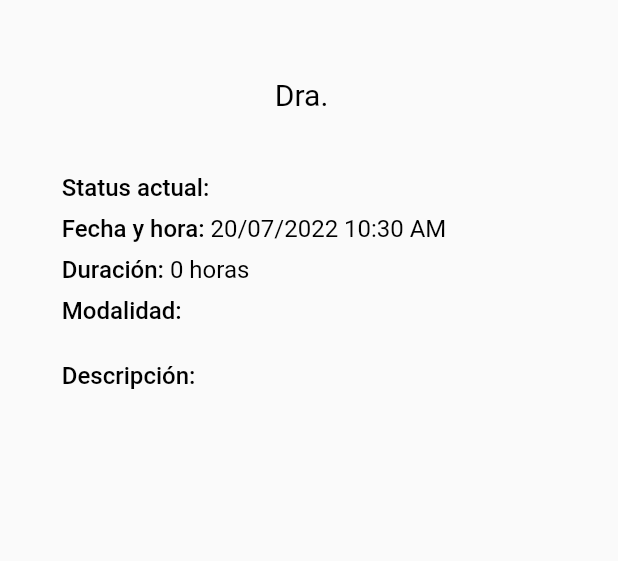
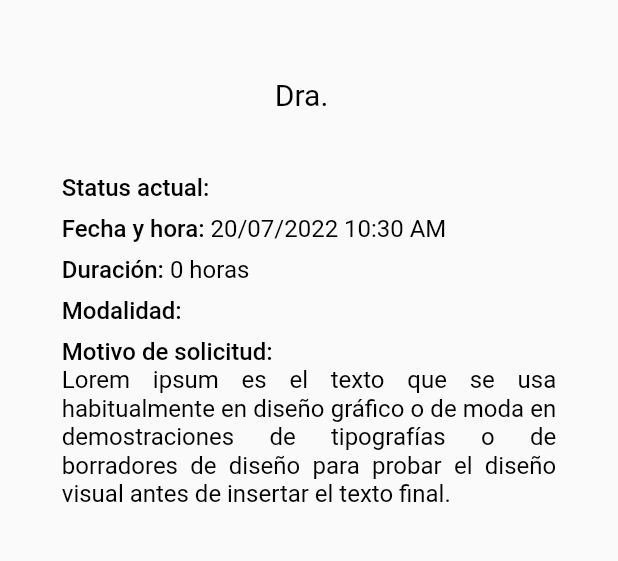
Before and after one commit to The-Hackers-UCAB/myOnlineDoctor-doctor-mobile, a Flutter app: the AppointmentDetailPage screen opened directly with empty values, on a phone screen of 412 x 824 dp, the part 331-892 px from its top. Run offline on Flutter 3.47's test engine with Material 2 defaults, Android fonts, the phone set to English and light mode, and no system bars; our stand-ins replace connectivity_plus, curved_navigation_bar, device_info_plus, dio, firebase_core, firebase_messaging and 5 more; missing offline and left inert: agora_rtc_engine; accounts and stored records are empty; Roboto replaces fonts that are missing (Garet Light).

Commit message:
Added the dialog loguot

```diff
--- a/my_online_doctor/lib/infrastructure/core/constants/text_constants.dart
+++ b/my_online_doctor/lib/infrastructure/core/constants/text_constants.dart
@@ -26,6 +26,9 @@ enum TextConstant {
   requestAppointment,
   appointmentTitle,
   cancelAppointment,
+  acceptAppointment,
+  logoutTitle,
+  areYouSure,
 
 }
 
@@ -109,6 +112,15 @@ extension TextConstantExtension on TextConstant {
       case TextConstant.cancelAppointment:
         return 'Cancelar cita';
 
+      case TextConstant.acceptAppointment:
+        return 'Aceptar cita';
+
+      case TextConstant.logoutTitle:
+        return 'Cerrar sesión';
+
+      case TextConstant.areYouSure:
+        return '¿Está seguro?';
+
 
     }
   }
--- a/my_online_doctor/lib/infrastructure/core/routes_manager.dart
+++ b/my_online_doctor/lib/infrastructure/core/routes_manager.dart
@@ -16,7 +16,7 @@ import 'package:my_online_doctor/infrastructure/ui/video_call/call.dart';
 ///RoutesManager: Class that manages the routes.
 class RoutesManager {
 
-  static Route getOnGenerateRoute(RouteSettings settings, {Object? model}) {
+  static Route getOnGenerateRoute(RouteSettings settings, {Object? arguments}) {
 
     switch (settings.name) {
 
@@ -56,10 +56,10 @@ class RoutesManager {
           return MaterialPageRoute(builder: (context) => LogoutPage());
 
         case CallPage.routeName:
-          return MaterialPageRoute(builder: (context) => CallPage());
+          return MaterialPageRoute(builder: (context) => CallPage(channelName: arguments! as String,));
 
         case AppointmentDetailPage.routeName:
-          return MaterialPageRoute(builder: (context) => AppointmentDetailPage(appointment: model! as RequestAppointmentModel));
+          return MaterialPageRoute(builder: (context) => AppointmentDetailPage(appointment: arguments! as RequestAppointmentModel));
 
       default:
         return MaterialPageRoute(builder: (context) => LoginPage());
--- a/my_online_doctor/lib/infrastructure/ui/appointment/appointment_detail_page.dart
+++ b/my_online_doctor/lib/infrastructure/ui/appointment/appointment_detail_page.dart
@@ -81,13 +81,33 @@ class _AppointmentDetailPageState extends State<AppointmentDetailPage> {
         _buildAppointmentDuration(context),
         heightSeparator(context, 0.01),
         _buildAppointmentType(context),
-        heightSeparator(context, 0.03),
+        heightSeparator(context, 0.01),
         _buildAppointmentDescription(context),
-        if(widget.appointment.status == 'ACEPTADA')  Container(
+        if(widget.appointment.status == 'ACEPTADsA')  Container(
             height: MediaQuery.of(context).size.height * 0.10,
             margin: generalMarginView,
-            child:_canceledAppointmentRenderButton(context),
-
+            child:  _appointmentRenderButton(context, false),
+        ),
+        if(widget.appointment.status == 'ACEPTADA')  Row(
+          mainAxisAlignment: MainAxisAlignment.center,
+          children: [
+            Expanded(
+              flex: 1,
+              child: Container(
+                height: MediaQuery.of(context).size.height * 0.10,
+                margin: generalMarginView,
+                child: _appointmentRenderButton(context, false),
+                      ),
+            ),
+            Expanded(
+              flex: 1,
+              child: Container(
+                height: MediaQuery.of(context).size.height * 0.10,
+                margin: generalMarginView,
+                child: _appointmentRenderButton(context, true),
+                      ),
+            ),
+          ]
         ),
 
 
@@ -177,30 +197,34 @@ class _AppointmentDetailPageState extends State<AppointmentDetailPage> {
 
 
   Widget _buildAppointmentDescription(BuildContext context) => Padding(
-    padding:  EdgeInsets.only(left: MediaQuery.of(context).size.width * 0.1, right: MediaQuery.of(context).size.width * 0.05),
-    child: Row(
-      mainAxisAlignment: MainAxisAlignment.start,
-      crossAxisAlignment: CrossAxisAlignment.start,
-      children: [
-        Text('Descripción: ', style: Theme.of(context).textTheme.bodyText1!.copyWith(fontSize: 16),),
-        Text(widget.appointment.description,
-          style: Theme.of(context).textTheme.bodyText2!.copyWith(fontSize: 16),
-        ),
-      ],
+    padding:  EdgeInsets.only(left: MediaQuery.of(context).size.width * 0.1, right: MediaQuery.of(context).size.width * 0.1),
+    child: SizedBox(
+      height: MediaQuery.of(context).size.height * 0.2,
+      child: Column(
+        mainAxisAlignment: MainAxisAlignment.start,
+        crossAxisAlignment: CrossAxisAlignment.start,
+        children: [
+          Text('Motivo de solicitud: ', style: Theme.of(context).textTheme.bodyText1!.copyWith(fontSize: 16),),
+           Text('Lorem ipsum es el texto que se usa habitualmente en diseño gráfico o de moda en demostraciones de tipografías o de borradores de diseño para probar el diseño visual antes de insertar el texto final.',
+              style: Theme.of(context).textTheme.bodyText2!.copyWith(fontSize: 16), maxLines: null, textAlign: TextAlign.justify,
+            ),
+        ],
+      ),
     ),
   );
 
 
-    Widget _canceledAppointmentRenderButton(BuildContext context) => Container(
+    Widget _appointmentRenderButton(BuildContext context, bool isAccept) => Container(
       margin: const EdgeInsets.only(left: 10, top: 10, right: 10, bottom: 25),
       width: double.infinity,
       height: MediaQuery.of(context).size.height * 0.065,
       child:  ButtonComponent(
-        style: ButtonComponentStyle.canceled,
-        title: TextConstant.cancelAppointment.text,
+        style: isAccept ? ButtonComponentStyle.accepted : ButtonComponentStyle.canceled,
+        title: isAccept ? TextConstant.acceptAppointment.text : TextConstant.cancelAppointment.text,
         // actionButton:  () => _signIn(context),
       )
   );
 
 
+
 }
--- a/my_online_doctor/lib/infrastructure/ui/components/button_component.dart
+++ b/my_online_doctor/lib/infrastructure/ui/components/button_component.dart
@@ -6,7 +6,7 @@ enum ButtonComponentStyle {
   primary,
   secondary,
   canceled,
-  acepted,
+  accepted,
 }
 
 extension ColorExtension on ButtonComponentStyle {
@@ -18,7 +18,7 @@ extension ColorExtension on ButtonComponentStyle {
         return colorSecondary;
       case ButtonComponentStyle.canceled:
         return colorError;
-      case ButtonComponentStyle.acepted:
+      case ButtonComponentStyle.accepted:
         return colorGreen;
 
     }
--- a/my_online_doctor/lib/infrastructure/ui/components/dialog_component.dart
+++ b/my_online_doctor/lib/infrastructure/ui/components/dialog_component.dart
@@ -20,8 +20,8 @@ class DialogComponent extends StatelessWidget {
   Widget build(BuildContext context) {
     return Dialog(
       elevation: 8,
+      backgroundColor: colorSecondary,
       child: _dialogContent(context),
-      backgroundColor: colorSecondary,
     );
   }
 
@@ -49,7 +49,7 @@ class DialogComponent extends StatelessWidget {
       padding: EdgeInsets.only(top: topMargin, right: latMargin, left: latMargin, bottom: topMargin),
       child: Text(
         title ? textTitle! : textQuestion!,
-        style: title ? TextStyle(fontSize: 18, fontWeight: FontWeight.bold) : TextStyle(fontSize: 14),
+        style: title ? const TextStyle(fontSize: 18, fontWeight: FontWeight.bold) : const TextStyle(fontSize: 14),
         // style: title ? Theme.of(context).dialogTheme.titleTextStyle : Theme.of(context).dialogTheme.contentTextStyle,
         textAlign: TextAlign.center,
       ),
@@ -84,7 +84,7 @@ class DialogComponent extends StatelessWidget {
       decoration: BoxDecoration(
           color: cancel ? Colors.white : colorPrimary,
           border: Border.all(
-            color: colorPrimary,
+            color: cancel ? Colors.white : colorPrimary,
           ),
           borderRadius: BorderRadius.only(bottomLeft: Radius.circular(cancel ? 5 : cancelButton ? 0:5), bottomRight: Radius.circular(cancel ? 0 : 5))),
       height: 40,
--- a/my_online_doctor/lib/main.dart
+++ b/my_online_doctor/lib/main.dart
@@ -43,7 +43,7 @@ class MyOnlineDoctorApp extends StatelessWidget {
       navigatorKey: NavigatorServiceContract.get().navigatorKey,
       theme: mainTheme(),
       onGenerateRoute: (RouteSettings settings, ) =>
-          RoutesManager.getOnGenerateRoute(settings, model: settings.arguments),
+          RoutesManager.getOnGenerateRoute(settings, arguments: settings.arguments),
       home: _checkInternet(),
     );
   }
```
Also changed, not shown: my_online_doctor/lib/application/bloc/logout/logout_bloc.dart (+10 -40 lines), my_online_doctor/lib/infrastructure/ui/logout/logout_page.dart (+28 -11 lines).
